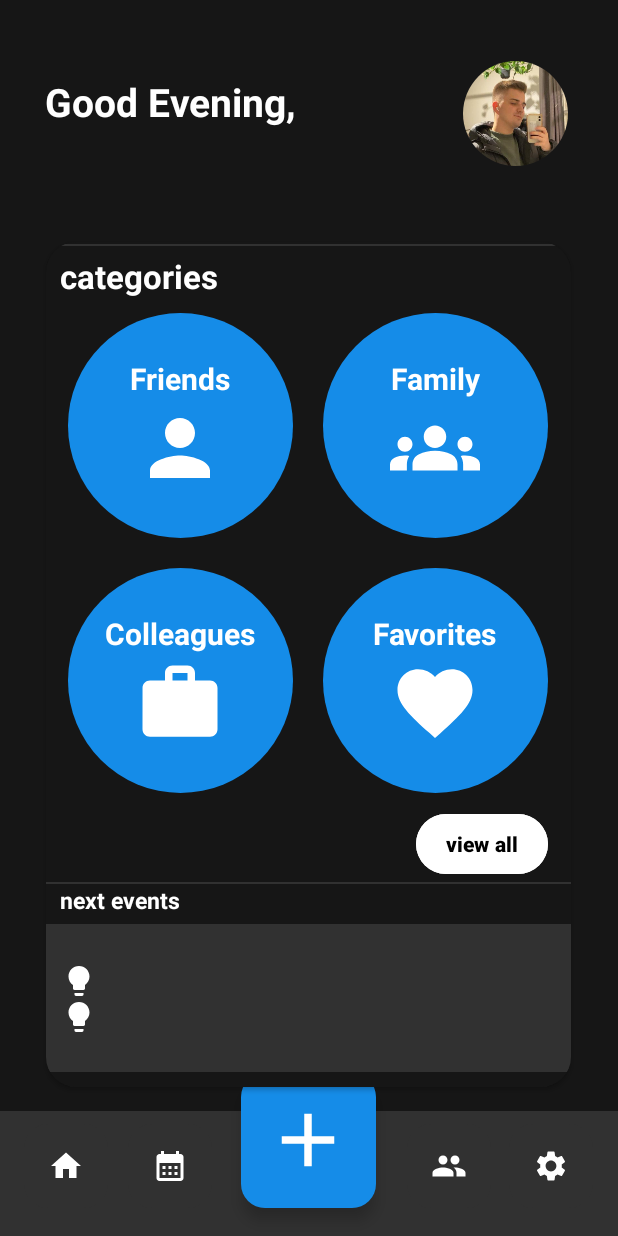
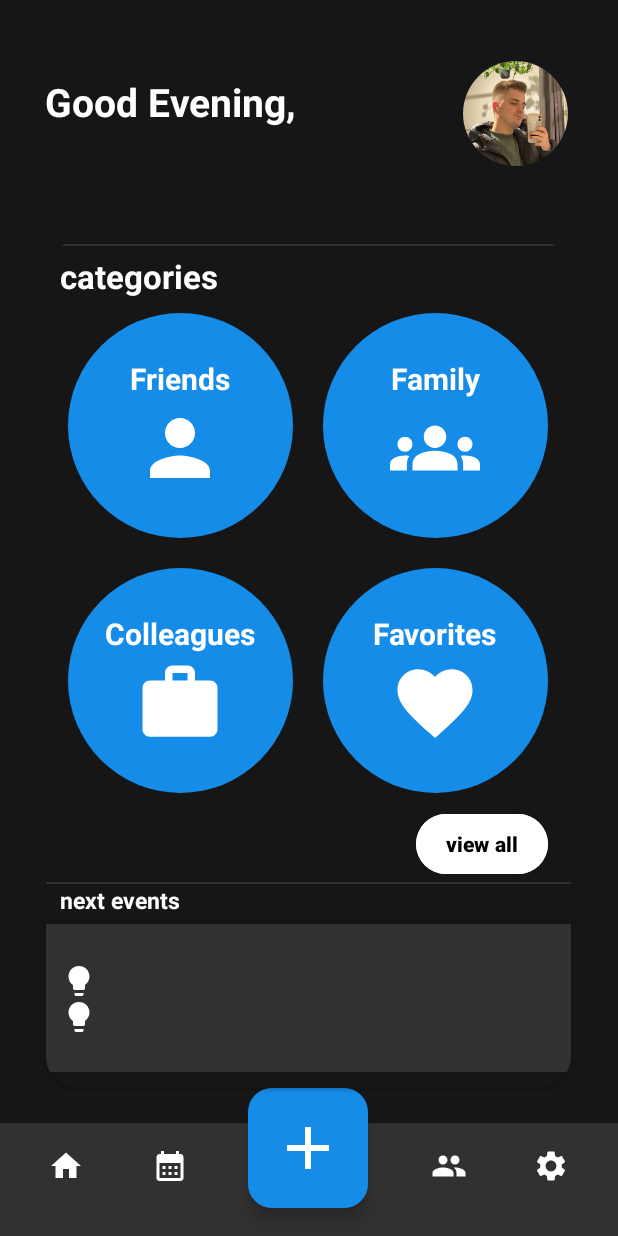
Before and after one commit to Soworage/PresentPal, an Android app: the MainActivity screen opened directly, with no data from a screen before it, on a phone screen of 412 x 824 dp. Run offline under Robolectric (Android 15) with nearby library versions, the phone set to English and light mode, and no system bars; our stand-ins replace CircleImageView, Room's generated code, data binding; 4 statements that could not run were skipped.

Commit message:
größe angepasst

```diff
--- a/app/src/main/res/layout/activity_main.xml
+++ b/app/src/main/res/layout/activity_main.xml
@@ -20,6 +20,12 @@
         android:outlineProvider="paddedBounds"
 
         >
+        <FrameLayout
+            android:id="@+id/fragmentContainer"
+            android:layout_width="match_parent"
+            android:layout_height="match_parent" >
+
+        </FrameLayout>
         <TextView
             android:id="@+id/textView6"
             android:layout_width="wrap_content"
@@ -370,12 +376,6 @@
 
         </androidx.cardview.widget.CardView>
 
-        <FrameLayout
-            android:id="@+id/fragmentContainer"
-            android:layout_width="match_parent"
-            android:layout_height="match_parent" >
-
-        </FrameLayout>
 
 
 
--- a/app/src/main/res/layout/fragment_navbar.xml
+++ b/app/src/main/res/layout/fragment_navbar.xml
@@ -2,6 +2,7 @@
     xmlns:app="http://schemas.android.com/apk/res-auto">
 
     <data>
+
         <variable
             name="navigationHandler"
             type="com.example.presentpal.navigation.NavigationHandler" />
@@ -16,11 +17,10 @@
         <com.google.android.material.appbar.MaterialToolbar
             android:id="@+id/materialToolbar"
             android:layout_width="match_parent"
-        android:layout_height="83dp"
+            android:layout_height="75dp"
             android:background="@color/lightGray"
             android:theme="?attr/actionBarTheme"
             app:elevation="0dp"
-
             app:layout_constraintBottom_toBottomOf="parent"
             app:layout_constraintStart_toStartOf="parent"
             app:layout_constraintTop_toTopOf="parent"
@@ -51,17 +51,18 @@
             android:backgroundTint="@color/blueButton"
             android:contentDescription="@string/camera_button_to_add_a_picture"
             android:importantForAccessibility="no"
+            android:onClick="@{() -> navigationHandler.navigateToShowOptionsDialog()}"
             android:src="@drawable/baseline_add_24"
-        android:onClick="@{() -> navigationHandler.navigateToShowOptionsDialog()}"
+            app:fabCustomSize="80dp"
             app:layout_constraintBottom_toBottomOf="parent"
             app:layout_constraintEnd_toEndOf="parent"
             app:layout_constraintHorizontal_bias="0.498"
             app:layout_constraintStart_toStartOf="parent"
             app:layout_constraintTop_toTopOf="parent"
             app:layout_constraintVertical_bias="0.975"
-        app:fabCustomSize="90dp"
-        app:maxImageSize="60dp"
+            app:maxImageSize="48dp"
             app:tint="@color/white" />
+
 
         <com.google.android.material.floatingactionbutton.FloatingActionButton
             android:id="@+id/setting_button"
@@ -89,6 +90,7 @@
             android:importantForAccessibility="no"
             android:src="@drawable/baseline_calendar_month_24"
             app:elevation="0dp"
+
             app:layout_constraintBottom_toBottomOf="parent"
             app:layout_constraintEnd_toEndOf="parent"
             app:layout_constraintHorizontal_bias="0.239"
@@ -104,9 +106,10 @@
             android:backgroundTint="@color/lightGray"
             android:contentDescription="@string/camera_button_to_add_a_picture"
             android:importantForAccessibility="no"
+            app:elevation="0dp"
+
             android:onClick="@{() -> navigationHandler.navigateToMainScreenActivity()}"
             android:src="@drawable/baseline_home_24"
-        app:elevation="0dp"
             app:layout_constraintBottom_toBottomOf="parent"
             app:layout_constraintEnd_toEndOf="parent"
             app:layout_constraintHorizontal_bias="0.045"
```
Lines whose indentation alone changed are shown as unchanged.
